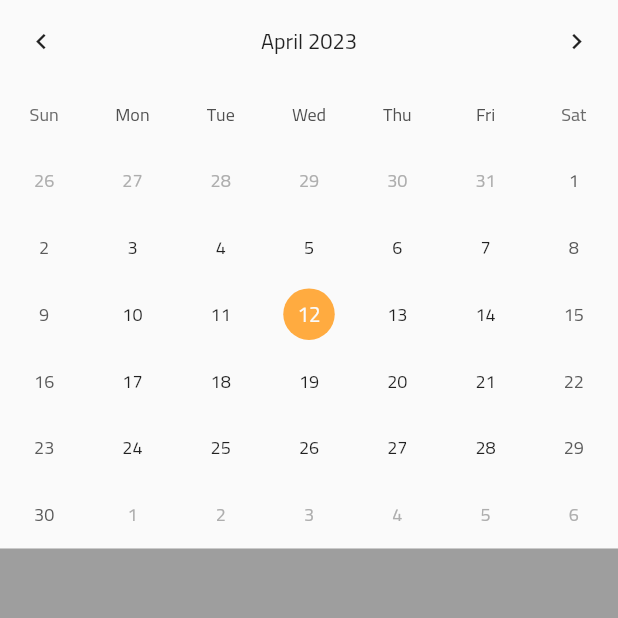
After one commit to MahMughanni/task_managment, a Flutter app: the CalendarScreen screen opened by its route, on a phone screen of 412 x 824 dp, the top half of it. The commit adds this screen. Run offline on Flutter 3.47's test engine with Material 2 defaults, Android fonts, the phone set to English and light mode, and no system bars; drawn by our look-alikes of table_calendar; our stand-ins replace cloud_firestore, file_picker, firebase_auth, firebase_core, firebase_storage, permission_handler and 3 more; accounts and stored records are empty; network calls fail.

Commit message:
-- add calender screen

```diff
--- a/lib/core/routes/generate_routes.dart
+++ b/lib/core/routes/generate_routes.dart
@@ -3,6 +3,7 @@ import 'package:flutter/material.dart';
 import 'package:task_mangment/screens/auth_layer/login_screen.dart';
 import 'package:task_mangment/screens/auth_layer/signup_screen.dart';
 import 'package:task_mangment/screens/main_layer/main_screen.dart';
+import 'package:task_mangment/screens/main_layer/screens/calender_screen/calender_screen.dart';
 import 'package:task_mangment/screens/main_layer/screens/company_tasks_screen/company_tasks.dart';
 import 'package:task_mangment/screens/main_layer/screens/setting_screen/pages/employee_screen.dart';
 import 'package:task_mangment/screens/main_layer/screens/setting_screen/pages/profile_screen.dart';
@@ -29,9 +30,13 @@ class OnGenerateRouter {
         result = const SplashScreen();
         break;
       case NamedRouter.profileScreen:
-        result = ProfileScreen();
+        result = const ProfileScreen();
         break;
-      case NamedRouter.employee:
+      case NamedRouter.calenderScreen:
+        return MaterialPageRoute(builder: (BuildContext context) {
+          return CalendarScreen(userId: settings.arguments?.toString() ?? '');
+        });
+      case NamedRouter.employeeScreen:
         result = const EmployeeScreen();
         break;
       case NamedRouter.signUpScreen:
--- a/lib/core/routes/named_router.dart
+++ b/lib/core/routes/named_router.dart
@@ -7,5 +7,6 @@ class NamedRouter {
   static const String companyTasks = '/company_tasks';
   static const String taskDetailsScreen = '/task_details';
   static const String profileScreen = '/profile';
-  static const String employee = '/employee';
+  static const String employeeScreen = '/employee';
+  static const String calenderScreen = '/calender';
 }
--- /dev/null
+++ b/lib/logic/calender_controller.dart
@@ -0,0 +1,69 @@
+import 'package:cloud_firestore/cloud_firestore.dart';
+
+import '../model/task_model.dart';
+
+class CalenderController {
+  static Future<List<TaskModel>> getTasksForDay(
+      DateTime day, String userId) async {
+    final startOfDay = DateTime.utc(day.year, day.month, day.day);
+    final endOfDay = startOfDay
+        .add(const Duration(days: 1))
+        .subtract(const Duration(milliseconds: 1));
+
+    final snapshot = await FirebaseFirestore.instance
+        .collection('users')
+        .doc(userId)
+        .collection('tasks')
+        .where('createdAt',
+            isGreaterThanOrEqualTo: Timestamp.fromDate(startOfDay))
+        .where('createdAt', isLessThanOrEqualTo: Timestamp.fromDate(endOfDay))
+        .get();
+
+    final tasks =
+        snapshot.docs.map((doc) => TaskModel.fromSnapshot(doc)).toList();
+    return tasks;
+  }
+
+  static Map<DateTime, List<TaskModel>> groupTasks2(List<TaskModel> tasks) {
+    return tasks.fold({}, (map, task) {
+      final taskDate = task.createdAt.toDate();
+      final date = DateTime.utc(taskDate.year, taskDate.month, taskDate.day);
+      if (map[date] == null) {
+        map[date] = [task];
+      } else {
+        map[date]!.add(task);
+      }
+      return map;
+    });
+  }
+
+  static Map<DateTime, List<TaskModel>> groupTasks(List<TaskModel> tasks) {
+    final groupedTasks = <DateTime, List<TaskModel>>{};
+    for (var task in tasks) {
+      final date = DateTime(
+        task.createdAt.toDate().year,
+        task.createdAt.toDate().month,
+        task.createdAt.toDate().day,
+      );
+      if (groupedTasks.containsKey(date)) {
+        groupedTasks[date]!.add(task);
+      } else {
+        groupedTasks[date] = [task];
+      }
+    }
+    return groupedTasks;
+  }
+
+  static Stream<List<TaskModel>> getUserTasksByDateToCalender(
+      {required String userId}) {
+    final userDoc = FirebaseFirestore.instance.collection('users').doc(userId);
+    final tasksCollection = userDoc.collection('tasks');
+    return tasksCollection
+        .orderBy('createdAt', descending: true)
+        .snapshots()
+        .map((querySnapshot) => querySnapshot.docs
+        .map((doc) => TaskModel.fromSnapshot(doc))
+        .toList());
+  }
+
+}
--- /dev/null
+++ b/lib/screens/main_layer/screens/calender_screen/calender_screen.dart
@@ -0,0 +1,125 @@
+import 'package:cloud_firestore/cloud_firestore.dart';
+import 'package:flutter/material.dart';
+import 'package:table_calendar/table_calendar.dart';
+import 'package:task_mangment/logic/calender_controller.dart';
+import 'package:task_mangment/model/task_model.dart';
+
+import '../../../../logic/firebase_controller.dart';
+import 'package:collection/collection.dart';
+
+class CalendarScreen extends StatefulWidget {
+  const CalendarScreen({Key? key, required this.userId}) : super(key: key);
+  final String userId;
+
+  @override
+  _CalendarScreenState createState() => _CalendarScreenState();
+}
+
+class _CalendarScreenState extends State<CalendarScreen> {
+  late Stream<List<TaskModel>> _tasksStream;
+  List<TaskModel> _selectedTasks = [];
+  DateTime _selectedDay = DateTime.now();
+
+  bool _isSameDay(DateTime a, DateTime b) {
+    return a.year == b.year && a.month == b.month && a.day == b.day;
+  }
+
+  @override
+  void initState() {
+    super.initState();
+    _selectedTasks = [];
+    _selectedDay = DateTime.now();
+    _tasksStream =
+        CalenderController.getUserTasksByDateToCalender(userId: widget.userId);
+  }
+
+  // void _onDaySelected(DateTime selectedDay, DateTime focusedDay) {
+  //   setState(() {
+  //     _selectedDay = selectedDay;
+  //     final groupedTasks = CalenderController.groupTasks2(_tasksStream.data!);
+  //     _selectedTasks = groupedTasks[_selectedDay] ?? [];
+  //   });
+  // }
+
+  @override
+  Widget build(BuildContext context) {
+    return Scaffold(
+      body: StreamBuilder<List<TaskModel>>(
+          stream: _tasksStream,
+          builder: (context, snapshot) {
+            if (snapshot.hasData) {
+              final tasks = snapshot.data!;
+              final groupedTasks = CalenderController.groupTasks(tasks);
+              final selectedTasks =
+                  _selectedDay == null ? [] : groupedTasks[_selectedDay] ?? [];
+
+              return Column(
+                crossAxisAlignment: CrossAxisAlignment.start,
+                children: [
+                  TableCalendar(
+                    daysOfWeekHeight: 50,
+                    firstDay: DateTime.utc(2022, 1, 1),
+                    lastDay: DateTime.utc(2030, 12, 31),
+                    focusedDay: _selectedDay,
+                    calendarFormat: CalendarFormat.month,
+                    onDaySelected: (selectedDay, focusedDay) {
+                      setState(() {
+                        _selectedDay = selectedDay;
+                      });
+                    },
+                    calendarStyle: const CalendarStyle(
+                      todayDecoration: BoxDecoration(
+                        color: Colors.blueAccent,
+                        shape: BoxShape.circle,
+                      ),
+                      selectedDecoration: BoxDecoration(
+                        color: Colors.orangeAccent,
+                        shape: BoxShape.circle,
+                      ),
+                    ),
+                    selectedDayPredicate: (day) {
+                      return _isSameDay(_selectedDay, day) ||
+                          groupedTasks.keys
+                              .any((date) => _isSameDay(date, day));
+                    },
+                    headerStyle: const HeaderStyle(
+                      titleCentered: true,
+                      formatButtonVisible: false,
+                    ),
+                  ),
+                  Expanded(
+                    child: Container(
+                      color: Colors.grey,
+                      child: ListView.builder(
+                        itemCount: selectedTasks.length,
+                        itemBuilder: (context, index) {
+                          final task = selectedTasks[index];
+                          return ListTile(
+                            title: Text(
+                              task.title,
+                              style: const TextStyle(
+                                fontSize: 20,
+                                color: Colors.black,
+                              ),
+                            ),
+                            subtitle: Text(
+                              task.description,
+                              style: const TextStyle(
+                                fontSize: 20,
+                                color: Colors.black,
+                              ),
+                            ),
+                          );
+                        },
+                      ),
+                    ),
+                  ),
+                ],
+              );
+            } else {
+              return Container();
+            }
+          }),
+    );
+  }
+}
--- a/lib/screens/main_layer/screens/setting_screen/setting_screen.dart
+++ b/lib/screens/main_layer/screens/setting_screen/setting_screen.dart
@@ -75,7 +75,7 @@ class SettingScreen extends StatelessWidget {
                           AppRouter.goTo(screenName: NamedRouter.profileScreen);
                           break;
                         case 1:
-                          AppRouter.goTo(screenName: NamedRouter.employee);
+                          AppRouter.goTo(screenName: NamedRouter.employeeScreen);
 
                           break;
                         case 2:
--- a/pubspec.yaml
+++ b/pubspec.yaml
@@ -25,6 +25,7 @@ dependencies:
   file_picker: ^5.2.7
   uuid: ^3.0.7
   permission_handler: ^10.2.0
+  table_calendar: ^3.0.8
 
 
 
```
Also changed, not shown: lib/core/routes/app_router.dart (+7 -2 lines), lib/logic/firebase_controller.dart (+64 -0 lines), lib/main.dart (+20 -10 lines), lib/model/task_model.dart (+15 -0 lines), lib/screens/main_layer/screens/home_screen/home_screen.dart (+17 -11 lines), lib/screens/main_layer/screens/home_screen/widgets/custom_sliver_appbar.dart (+5 -3 lines), lib/screens/main_layer/screens/home_screen/widgets/custom_tab_bar.dart (+13 -5 lines), pubspec.lock, 2 other files.
